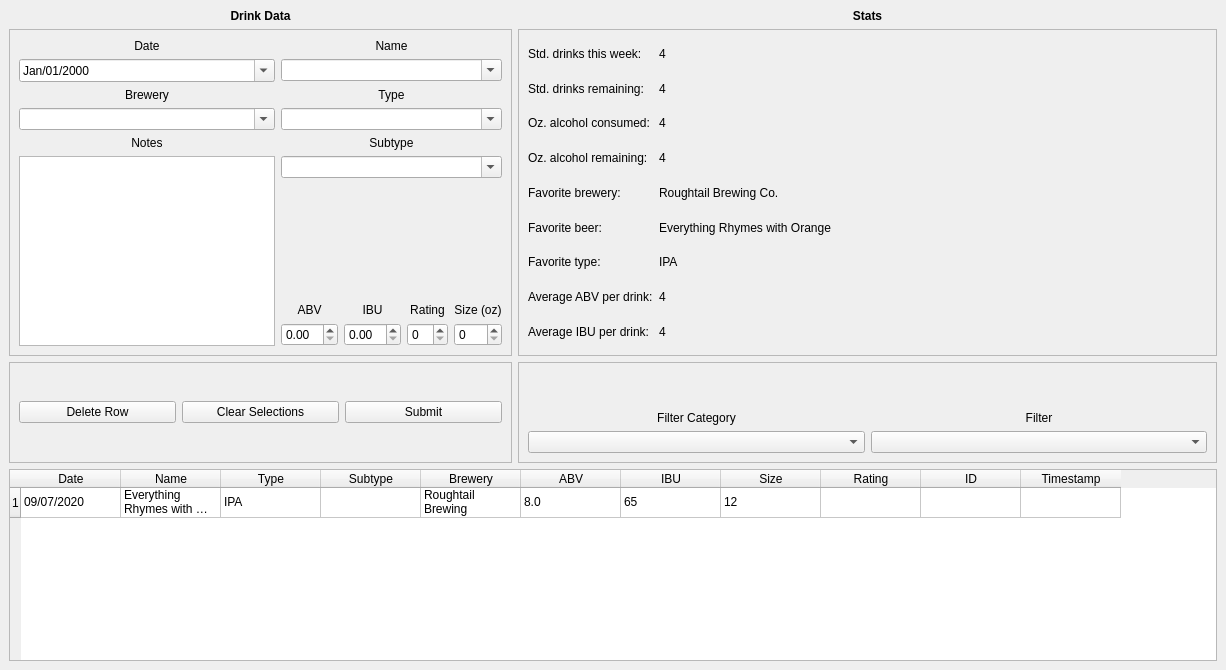
Old version of the form src/mainwindow.ui in the repository minorsecond/BuzzBot.
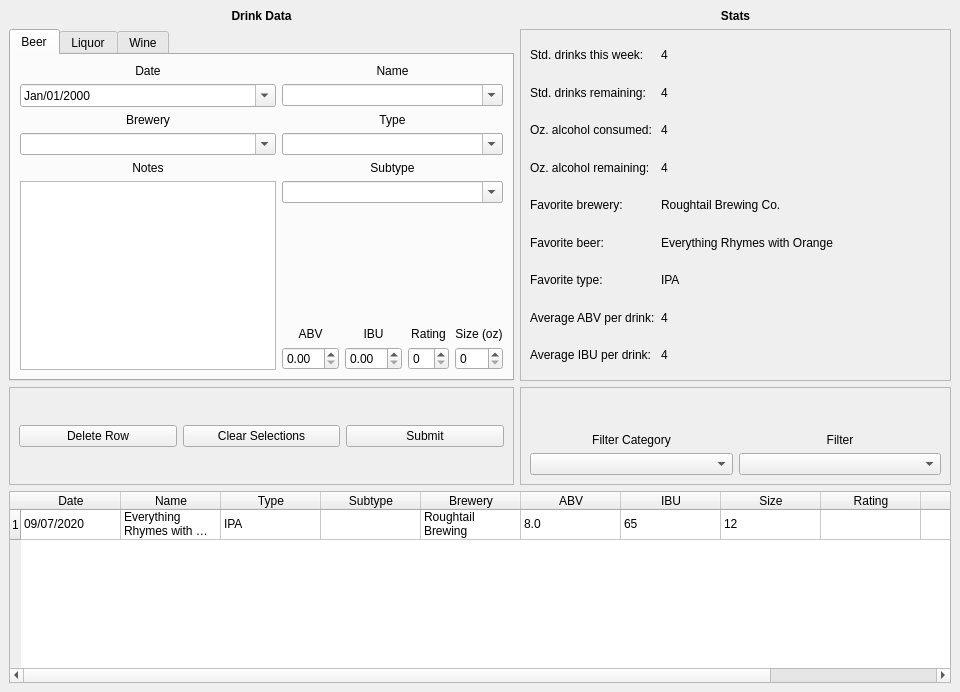
New version of the form. The open tabs and pages were chosen to show the change.

Commit message: Add pages and set minimum height of window

The edit to the form file:
```diff
--- a/src/mainwindow.ui
+++ b/src/mainwindow.ui
@@ -6,8 +6,8 @@
    <rect>
     <x>0</x>
     <y>0</y>
-    <width>1226</width>
-    <height>670</height>
+    <width>960</width>
+    <height>692</height>
    </rect>
   </property>
   <property name="windowTitle">
@@ -23,11 +23,11 @@
    <property name="minimumSize">
     <size>
      <width>0</width>
-     <height>550</height>
+     <height>670</height>
     </size>
    </property>
    <layout class="QGridLayout" name="gridLayout_4">
-    <item row="9" column="1" rowspan="2" colspan="3">
+    <item row="4" column="1" rowspan="2" colspan="3">
      <widget class="QFrame" name="frame_2">
       <property name="frameShape">
        <enum>QFrame::StyledPanel</enum>
@@ -104,317 +104,137 @@
       </layout>
      </widget>
     </item>
-    <item row="2" column="0" rowspan="7">
-     <widget class="QFrame" name="frame_3">
-      <property name="frameShape">
-       <enum>QFrame::StyledPanel</enum>
+    <item row="6" column="0" rowspan="12" colspan="4">
+     <widget class="QTableWidget" name="drinkLogTable">
+      <property name="sizePolicy">
+       <sizepolicy hsizetype="Preferred" vsizetype="MinimumExpanding">
+        <horstretch>0</horstretch>
+        <verstretch>0</verstretch>
+       </sizepolicy>
       </property>
-      <property name="frameShadow">
-       <enum>QFrame::Raised</enum>
+      <property name="focusPolicy">
+       <enum>Qt::ClickFocus</enum>
       </property>
-      <property name="lineWidth">
-       <number>1</number>
+      <row>
+       <property name="text">
+        <string>1</string>
+       </property>
+      </row>
+      <column>
+       <property name="text">
+        <string>Date</string>
+       </property>
+      </column>
+      <column>
+       <property name="text">
+        <string>Name</string>
+       </property>
+      </column>
+      <column>
+       <property name="text">
+        <string>Type</string>
+       </property>
+      </column>
+      <column>
+       <property name="text">
+        <string>Subtype</string>
+       </property>
+      </column>
+      <column>
+       <property name="text">
+        <string>Brewery</string>
+       </property>
+      </column>
+      <column>
+       <property name="text">
+        <string>ABV</string>
+       </property>
+      </column>
+      <column>
+       <property name="text">
+        <string>IBU</string>
+       </property>
+      </column>
+      <column>
+       <property name="text">
+        <string>Size</string>
+       </property>
+      </column>
+      <column>
+       <property name="text">
+        <string>Rating</string>
+       </property>
+      </column>
+      <column>
+       <property name="text">
+        <string>ID</string>
+       </property>
+      </column>
+      <column>
+       <property name="text">
+        <string>Timestamp</string>
+       </property>
+      </column>
+      <item row="0" column="0">
+       <property name="text">
+        <string>09/07/2020</string>
+       </property>
+      </item>
+      <item row="0" column="1">
+       <property name="text">
+        <string>Everything Rhymes with Orange</string>
+       </property>
+      </item>
+      <item row="0" column="2">
+       <property name="text">
+        <string>IPA</string>
+       </property>
+      </item>
+      <item row="0" column="4">
+       <property name="text">
+        <string>Roughtail Brewing</string>
+       </property>
+      </item>
+      <item row="0" column="5">
+       <property name="text">
+        <string>8.0</string>
+       </property>
+      </item>
+      <item row="0" column="6">
+       <property name="text">
+        <string>65</string>
+       </property>
+      </item>
+      <item row="0" column="7">
+       <property name="text">
+        <string>12</string>
+       </property>
+      </item>
+     </widget>
+    </item>
+    <item row="0" column="1" colspan="3">
+     <widget class="QLabel" name="statsLabel">
+      <property name="sizePolicy">
+       <sizepolicy hsizetype="Preferred" vsizetype="Preferred">
+        <horstretch>0</horstretch>
+        <verstretch>0</verstretch>
+       </sizepolicy>
       </property>
-      <layout class="QGridLayout" name="gridLayout_6">
-       <item row="1" column="1">
-        <widget class="QComboBox" name="nameInput">
-         <property name="sizePolicy">
-          <sizepolicy hsizetype="Preferred" vsizetype="Fixed">
-           <horstretch>0</horstretch>
-           <verstretch>0</verstretch>
-          </sizepolicy>
-         </property>
-         <property name="editable">
-          <bool>true</bool>
-         </property>
-        </widget>
-       </item>
-       <item row="6" column="1">
-        <widget class="QComboBox" name="subtypeInput">
-         <property name="editable">
-          <bool>true</bool>
-         </property>
-        </widget>
-       </item>
-       <item row="1" column="0">
-        <widget class="QDateEdit" name="drinkDateInput">
-         <property name="sizePolicy">
-          <sizepolicy hsizetype="Preferred" vsizetype="Fixed">
-           <horstretch>0</horstretch>
-           <verstretch>0</verstretch>
-          </sizepolicy>
-         </property>
-         <property name="focusPolicy">
-          <enum>Qt::WheelFocus</enum>
-         </property>
-         <property name="styleSheet">
-          <string notr="true"/>
-         </property>
-         <property name="displayFormat">
-          <string>MMM/dd/yyyy</string>
-         </property>
-         <property name="calendarPopup">
-          <bool>true</bool>
-         </property>
-        </widget>
-       </item>
-       <item row="2" column="1">
-        <widget class="QLabel" name="typeLabel">
-         <property name="sizePolicy">
-          <sizepolicy hsizetype="Preferred" vsizetype="Preferred">
-           <horstretch>0</horstretch>
-           <verstretch>0</verstretch>
-          </sizepolicy>
-         </property>
-         <property name="text">
-          <string>Type</string>
-         </property>
-         <property name="alignment">
-          <set>Qt::AlignCenter</set>
-         </property>
-        </widget>
-       </item>
-       <item row="2" column="0">
-        <widget class="QLabel" name="breweryLabel">
-         <property name="sizePolicy">
-          <sizepolicy hsizetype="Preferred" vsizetype="Preferred">
-           <horstretch>0</horstretch>
-           <verstretch>0</verstretch>
-          </sizepolicy>
-         </property>
-         <property name="text">
-          <string>Brewery</string>
-         </property>
-         <property name="alignment">
-          <set>Qt::AlignCenter</set>
-         </property>
-        </widget>
-       </item>
-       <item row="7" column="1" rowspan="3">
-        <layout class="QGridLayout" name="gridLayout_3">
-         <item row="1" column="0">
-          <widget class="QLabel" name="abvLabel">
-           <property name="sizePolicy">
-            <sizepolicy hsizetype="Preferred" vsizetype="Preferred">
-             <horstretch>0</horstretch>
-             <verstretch>0</verstretch>
-            </sizepolicy>
-           </property>
-           <property name="text">
-            <string>ABV</string>
-           </property>
-           <property name="alignment">
-            <set>Qt::AlignCenter</set>
-           </property>
-          </widget>
-         </item>
-         <item row="2" column="1">
-          <widget class="QDoubleSpinBox" name="ibuInput">
-           <property name="sizePolicy">
-            <sizepolicy hsizetype="Preferred" vsizetype="Fixed">
-             <horstretch>0</horstretch>
-             <verstretch>0</verstretch>
-            </sizepolicy>
-           </property>
-          </widget>
-         </item>
-         <item row="1" column="3">
-          <widget class="QLabel" name="sizeLabel">
-           <property name="sizePolicy">
-            <sizepolicy hsizetype="Preferred" vsizetype="Preferred">
-             <horstretch>0</horstretch>
-             <verstretch>0</verstretch>
-            </sizepolicy>
-           </property>
-           <property name="text">
-            <string>Size (oz)</string>
-           </property>
-           <property name="alignment">
-            <set>Qt::AlignCenter</set>
-           </property>
-          </widget>
-         </item>
-         <item row="2" column="0">
-          <widget class="QDoubleSpinBox" name="abvInput">
-           <property name="sizePolicy">
-            <sizepolicy hsizetype="Preferred" vsizetype="Fixed">
-             <horstretch>0</horstretch>
-             <verstretch>0</verstretch>
-            </sizepolicy>
-           </property>
-          </widget>
-         </item>
-         <item row="1" column="2">
-          <widget class="QLabel" name="ratingLabel">
-           <property name="sizePolicy">
-            <sizepolicy hsizetype="Preferred" vsizetype="Preferred">
-             <horstretch>0</horstretch>
-             <verstretch>0</verstretch>
-            </sizepolicy>
-           </property>
-           <property name="text">
-            <string>Rating</string>
-           </property>
-           <property name="alignment">
-            <set>Qt::AlignCenter</set>
-           </property>
-          </widget>
-         </item>
-         <item row="2" column="3">
-          <widget class="QSpinBox" name="sizeInput">
-           <property name="sizePolicy">
-            <sizepolicy hsizetype="Preferred" vsizetype="Fixed">
-             <horstretch>0</horstretch>
-             <verstretch>0</verstretch>
-            </sizepolicy>
-           </property>
-          </widget>
-         </item>
-         <item row="0" column="0">
-          <spacer name="verticalSpacer_2">
-           <property name="orientation">
-            <enum>Qt::Vertical</enum>
-           </property>
-           <property name="sizeHint" stdset="0">
-            <size>
-             <width>20</width>
-             <height>40</height>
-            </size>
-           </property>
-          </spacer>
-         </item>
-         <item row="1" column="1">
-          <widget class="QLabel" name="ibuLabel">
-           <property name="sizePolicy">
-            <sizepolicy hsizetype="Preferred" vsizetype="Preferred">
-             <horstretch>0</horstretch>
-             <verstretch>0</verstretch>
-            </sizepolicy>
-           </property>
-           <property name="text">
-            <string>IBU</string>
-           </property>
-           <property name="alignment">
-            <set>Qt::AlignCenter</set>
-           </property>
-          </widget>
-         </item>
-         <item row="2" column="2">
-          <widget class="QSpinBox" name="ratingInput">
-           <property name="sizePolicy">
-            <sizepolicy hsizetype="Preferred" vsizetype="Fixed">
-             <horstretch>0</horstretch>
-             <verstretch>0</verstretch>
-            </sizepolicy>
-           </property>
-           <property name="maximum">
-            <number>10</number>
-           </property>
-          </widget>
-         </item>
-        </layout>
-       </item>
-       <item row="3" column="1">
-        <widget class="QComboBox" name="typeInput">
-         <property name="sizePolicy">
-          <sizepolicy hsizetype="Preferred" vsizetype="Fixed">
-           <horstretch>0</horstretch>
-           <verstretch>0</verstretch>
-          </sizepolicy>
-         </property>
-         <property name="editable">
-          <bool>true</bool>
-         </property>
-        </widget>
-       </item>
-       <item row="0" column="0">
-        <widget class="QLabel" name="drinkDateLabel">
-         <property name="sizePolicy">
-          <sizepolicy hsizetype="Preferred" vsizetype="Preferred">
-           <horstretch>0</horstretch>
-           <verstretch>0</verstretch>
-          </sizepolicy>
-         </property>
-         <property name="text">
-          <string>Date</string>
-         </property>
-         <property name="alignment">
-          <set>Qt::AlignCenter</set>
-         </property>
-        </widget>
-       </item>
-       <item row="3" column="0">
-        <widget class="QComboBox" name="breweryInput">
-         <property name="sizePolicy">
-          <sizepolicy hsizetype="Preferred" vsizetype="Fixed">
-           <horstretch>0</horstretch>
-           <verstretch>0</verstretch>
-          </sizepolicy>
-         </property>
-         <property name="editable">
-          <bool>true</bool>
-         </property>
-        </widget>
-       </item>
-       <item row="0" column="1">
-        <widget class="QLabel" name="nameLabel">
-         <property name="sizePolicy">
-          <sizepolicy hsizetype="Preferred" vsizetype="Preferred">
-           <horstretch>0</horstretch>
-           <verstretch>0</verstretch>
-          </sizepolicy>
-         </property>
-         <property name="text">
-          <string>Name</string>
-         </property>
-         <property name="alignment">
-          <set>Qt::AlignCenter</set>
-         </property>
-        </widget>
-       </item>
-       <item row="5" column="0">
-        <widget class="QLabel" name="notesLabel">
-         <property name="sizePolicy">
-          <sizepolicy hsizetype="Preferred" vsizetype="Preferred">
-           <horstretch>0</horstretch>
-           <verstretch>0</verstretch>
-          </sizepolicy>
-         </property>
-         <property name="text">
-          <string>Notes</string>
-         </property>
-         <property name="alignment">
-          <set>Qt::AlignCenter</set>
-         </property>
-        </widget>
-       </item>
-       <item row="6" column="0" rowspan="4">
-        <widget class="QTextEdit" name="notesInput">
-         <property name="sizePolicy">
-          <sizepolicy hsizetype="Preferred" vsizetype="Preferred">
-           <horstretch>0</horstretch>
-           <verstretch>0</verstretch>
-          </sizepolicy>
-         </property>
-         <property name="focusPolicy">
-          <enum>Qt::ClickFocus</enum>
-         </property>
-        </widget>
-       </item>
-       <item row="5" column="1">
-        <widget class="QLabel" name="subtypeLabel">
-         <property name="text">
-          <string>Subtype</string>
-         </property>
-         <property name="alignment">
-          <set>Qt::AlignCenter</set>
-         </property>
-        </widget>
-       </item>
-      </layout>
+      <property name="font">
+       <font>
+        <weight>75</weight>
+        <bold>true</bold>
+       </font>
+      </property>
+      <property name="text">
+       <string>Stats</string>
+      </property>
+      <property name="alignment">
+       <set>Qt::AlignCenter</set>
+      </property>
      </widget>
     </item>
-    <item row="2" column="1" rowspan="7" colspan="3">
+    <item row="2" column="1" rowspan="2" colspan="3">
      <widget class="QFrame" name="frame">
       <property name="frameShape">
        <enum>QFrame::StyledPanel</enum>
@@ -661,114 +481,6 @@
       </layout>
      </widget>
     </item>
-    <item row="11" column="0" rowspan="12" colspan="4">
-     <widget class="QTableWidget" name="drinkLogTable">
-      <property name="sizePolicy">
-       <sizepolicy hsizetype="Preferred" vsizetype="MinimumExpanding">
-        <horstretch>0</horstretch>
-        <verstretch>0</verstretch>
-       </sizepolicy>
-      </property>
-      <property name="focusPolicy">
-       <enum>Qt::ClickFocus</enum>
-      </property>
-      <row>
-       <property name="text">
-        <string>1</string>
-       </property>
-      </row>
-      <column>
-       <property name="text">
-        <string>Date</string>
-       </property>
-      </column>
-      <column>
-       <property name="text">
-        <string>Name</string>
-       </property>
-      </column>
-      <column>
-       <property name="text">
-        <string>Type</string>
-       </property>
-      </column>
-      <column>
-       <property name="text">
-        <string>Subtype</string>
-       </property>
-      </column>
-      <column>
-       <property name="text">
-        <string>Brewery</string>
-       </property>
-      </column>
-      <column>
-       <property name="text">
-        <string>ABV</string>
-       </property>
-      </column>
-      <column>
-       <property name="text">
-        <string>IBU</string>
-       </property>
-      </column>
-      <column>
-       <property name="text">
-        <string>Size</string>
-       </property>
-      </column>
-      <column>
-       <property name="text">
-        <string>Rating</string>
-       </property>
-      </column>
-      <column>
-       <property name="text">
-        <string>ID</string>
-       </property>
-      </column>
-      <column>
-       <property name="text">
-        <string>Timestamp</string>
-       </property>
-      </column>
-      <item row="0" column="0">
-       <property name="text">
-        <string>09/07/2020</string>
-       </property>
-      </item>
-      <item row="0" column="1">
-       <property name="text">
-        <string>Everything Rhymes with Orange</string>
-       </property>
-      </item>
-      <item row="0" column="2">
-       <property name="text">
-        <string>IPA</string>
-       </property>
-      </item>
-      <item row="0" column="4">
-       <property name="text">
-        <string>Roughtail Brewing</string>
-       </property>
-      </item>
-      <item row="0" column="5">
-       <property name="text">
-        <string>8.0</string>
-       </property>
-      </item>
-      <item row="0" column="6">
-       <property name="text">
-        <string>65</string>
-       </property>
-      </item>
-      <item row="0" column="7">
-       <property name="text">
-        <string>12</string>
-       </property>
-      </item>
-     </widget>
-    </item>
     <item row="0" column="0">
      <widget class="QLabel" name="drinkDataLabel">
       <property name="sizePolicy">
@@ -791,7 +503,7 @@
       </property>
      </widget>
     </item>
-    <item row="9" column="0" rowspan="2">
+    <item row="4" column="0" rowspan="2">
      <widget class="QFrame" name="frame_4">
       <property name="frameShape">
        <enum>QFrame::StyledPanel</enum>
@@ -842,26 +554,329 @@
       </layout>
      </widget>
     </item>
-    <item row="0" column="1" colspan="3">
-     <widget class="QLabel" name="statsLabel">
+    <item row="2" column="0" rowspan="2">
+     <widget class="QTabWidget" name="tabWidget">
       <property name="sizePolicy">
-       <sizepolicy hsizetype="Preferred" vsizetype="Preferred">
+       <sizepolicy hsizetype="Minimum" vsizetype="Expanding">
         <horstretch>0</horstretch>
         <verstretch>0</verstretch>
        </sizepolicy>
       </property>
-      <property name="font">
-       <font>
-        <weight>75</weight>
-        <bold>true</bold>
-       </font>
+      <property name="currentIndex">
+       <number>2</number>
       </property>
-      <property name="text">
-       <string>Stats</string>
-      </property>
-      <property name="alignment">
-       <set>Qt::AlignCenter</set>
-      </property>
+      <widget class="QWidget" name="beerTab">
+       <attribute name="title">
+        <string>Beer</string>
+       </attribute>
+       <layout class="QGridLayout" name="gridLayout_7">
+        <item row="4" column="1">
+         <widget class="QLabel" name="subtypeLabel">
+          <property name="text">
+           <string>Subtype</string>
+          </property>
+          <property name="alignment">
+           <set>Qt::AlignCenter</set>
+          </property>
+         </widget>
+        </item>
+        <item row="0" column="1">
+         <widget class="QLabel" name="nameLabel">
+          <property name="sizePolicy">
+           <sizepolicy hsizetype="Preferred" vsizetype="Preferred">
+            <horstretch>0</horstretch>
+            <verstretch>0</verstretch>
+           </sizepolicy>
+          </property>
+          <property name="text">
+           <string>Name</string>
+          </property>
+          <property name="alignment">
+           <set>Qt::AlignCenter</set>
+          </property>
+         </widget>
+        </item>
+        <item row="0" column="0">
+         <widget class="QLabel" name="drinkDateLabel">
+          <property name="sizePolicy">
+           <sizepolicy hsizetype="Preferred" vsizetype="Preferred">
+            <horstretch>0</horstretch>
+            <verstretch>0</verstretch>
+           </sizepolicy>
+          </property>
+          <property name="text">
+           <string>Date</string>
+          </property>
+          <property name="alignment">
+           <set>Qt::AlignCenter</set>
+          </property>
+         </widget>
+        </item>
+        <item row="4" column="0">
+         <widget class="QLabel" name="notesLabel">
+          <property name="sizePolicy">
+           <sizepolicy hsizetype="Preferred" vsizetype="Preferred">
+            <horstretch>0</horstretch>
+            <verstretch>0</verstretch>
+           </sizepolicy>
+          </property>
+          <property name="text">
+           <string>Notes</string>
+          </property>
+          <property name="alignment">
+           <set>Qt::AlignCenter</set>
+          </property>
+         </widget>
+        </item>
+        <item row="1" column="1">
+         <widget class="QComboBox" name="nameInput">
+          <property name="sizePolicy">
+           <sizepolicy hsizetype="Preferred" vsizetype="Fixed">
+            <horstretch>0</horstretch>
+            <verstretch>0</verstretch>
+           </sizepolicy>
+          </property>
+          <property name="editable">
+           <bool>true</bool>
+          </property>
+         </widget>
+        </item>
+        <item row="1" column="0">
+         <widget class="QDateEdit" name="drinkDateInput">
+          <property name="sizePolicy">
+           <sizepolicy hsizetype="Preferred" vsizetype="Fixed">
+            <horstretch>0</horstretch>
+            <verstretch>0</verstretch>
+           </sizepolicy>
+          </property>
+          <property name="focusPolicy">
+           <enum>Qt::WheelFocus</enum>
+          </property>
+          <property name="styleSheet">
+           <string notr="true"/>
+          </property>
+          <property name="displayFormat">
+           <string>MMM/dd/yyyy</string>
+          </property>
+          <property name="calendarPopup">
+           <bool>true</bool>
+          </property>
+         </widget>
+        </item>
+        <item row="2" column="0">
+         <widget class="QLabel" name="breweryLabel">
+          <property name="sizePolicy">
+           <sizepolicy hsizetype="Preferred" vsizetype="Preferred">
+            <horstretch>0</horstretch>
+            <verstretch>0</verstretch>
+           </sizepolicy>
+          </property>
+          <property name="text">
+           <string>Brewery</string>
+          </property>
+          <property name="alignment">
+           <set>Qt::AlignCenter</set>
+          </property>
+         </widget>
+        </item>
+        <item row="3" column="0">
+         <widget class="QComboBox" name="breweryInput">
+          <property name="sizePolicy">
+           <sizepolicy hsizetype="Preferred" vsizetype="Fixed">
+            <horstretch>0</horstretch>
+            <verstretch>0</verstretch>
+           </sizepolicy>
+          </property>
+          <property name="editable">
+           <bool>true</bool>
+          </property>
+         </widget>
+        </item>
+        <item row="3" column="1">
+         <widget class="QComboBox" name="typeInput">
+          <property name="sizePolicy">
+           <sizepolicy hsizetype="Preferred" vsizetype="Fixed">
+            <horstretch>0</horstretch>
+            <verstretch>0</verstretch>
+           </sizepolicy>
+          </property>
+          <property name="editable">
+           <bool>true</bool>
+          </property>
+         </widget>
+        </item>
+        <item row="2" column="1">
+         <widget class="QLabel" name="typeLabel">
+          <property name="sizePolicy">
+           <sizepolicy hsizetype="Preferred" vsizetype="Preferred">
+            <horstretch>0</horstretch>
+            <verstretch>0</verstretch>
+           </sizepolicy>
+          </property>
+          <property name="text">
+           <string>Type</string>
+          </property>
+          <property name="alignment">
+           <set>Qt::AlignCenter</set>
+          </property>
+         </widget>
+        </item>
+        <item row="5" column="1">
+         <widget class="QComboBox" name="subtypeInput">
+          <property name="editable">
+           <bool>true</bool>
+          </property>
+         </widget>
+        </item>
+        <item row="6" column="1">
+         <layout class="QGridLayout" name="gridLayout_3">
+          <item row="2" column="2">
+           <widget class="QSpinBox" name="ratingInput">
+            <property name="sizePolicy">
+             <sizepolicy hsizetype="Preferred" vsizetype="Fixed">
+              <horstretch>0</horstretch>
+              <verstretch>0</verstretch>
+             </sizepolicy>
+            </property>
+            <property name="maximum">
+             <number>10</number>
+            </property>
+           </widget>
+          </item>
+          <item row="1" column="1">
+           <widget class="QLabel" name="ibuLabel">
+            <property name="sizePolicy">
+             <sizepolicy hsizetype="Preferred" vsizetype="Preferred">
+              <horstretch>0</horstretch>
+              <verstretch>0</verstretch>
+             </sizepolicy>
+            </property>
+            <property name="text">
+             <string>IBU</string>
+            </property>
+            <property name="alignment">
+             <set>Qt::AlignCenter</set>
+            </property>
+           </widget>
+          </item>
+          <item row="2" column="3">
+           <widget class="QSpinBox" name="sizeInput">
+            <property name="sizePolicy">
+             <sizepolicy hsizetype="Preferred" vsizetype="Fixed">
+              <horstretch>0</horstretch>
+              <verstretch>0</verstretch>
+             </sizepolicy>
+            </property>
+           </widget>
+          </item>
+          <item row="1" column="3">
+           <widget class="QLabel" name="sizeLabel">
+            <property name="sizePolicy">
+             <sizepolicy hsizetype="Preferred" vsizetype="Preferred">
+              <horstretch>0</horstretch>
+              <verstretch>0</verstretch>
+             </sizepolicy>
+            </property>
+            <property name="text">
+             <string>Size (oz)</string>
+            </property>
+            <property name="alignment">
+             <set>Qt::AlignCenter</set>
+            </property>
+           </widget>
+          </item>
+          <item row="2" column="1">
+           <widget class="QDoubleSpinBox" name="ibuInput">
+            <property name="sizePolicy">
+             <sizepolicy hsizetype="Preferred" vsizetype="Fixed">
+              <horstretch>0</horstretch>
+              <verstretch>0</verstretch>
+             </sizepolicy>
+            </property>
+           </widget>
+          </item>
+          <item row="1" column="2">
+           <widget class="QLabel" name="ratingLabel">
+            <property name="sizePolicy">
+             <sizepolicy hsizetype="Preferred" vsizetype="Preferred">
+              <horstretch>0</horstretch>
+              <verstretch>0</verstretch>
+             </sizepolicy>
+            </property>
+            <property name="text">
+             <string>Rating</string>
+            </property>
+            <property name="alignment">
+             <set>Qt::AlignCenter</set>
+            </property>
+           </widget>
+          </item>
+          <item row="1" column="0">
+           <widget class="QLabel" name="abvLabel">
+            <property name="sizePolicy">
+             <sizepolicy hsizetype="Preferred" vsizetype="Preferred">
+              <horstretch>0</horstretch>
+              <verstretch>0</verstretch>
+             </sizepolicy>
+            </property>
+            <property name="text">
+             <string>ABV</string>
+            </property>
+            <property name="alignment">
+             <set>Qt::AlignCenter</set>
+            </property>
+           </widget>
+          </item>
+          <item row="2" column="0">
+           <widget class="QDoubleSpinBox" name="abvInput">
+            <property name="sizePolicy">
+             <sizepolicy hsizetype="Preferred" vsizetype="Fixed">
+              <horstretch>0</horstretch>
+              <verstretch>0</verstretch>
+             </sizepolicy>
+            </property>
+           </widget>
+          </item>
+          <item row="0" column="0">
+           <spacer name="verticalSpacer_2">
+            <property name="orientation">
+             <enum>Qt::Vertical</enum>
+            </property>
+            <property name="sizeHint" stdset="0">
+             <size>
+              <width>20</width>
+              <height>40</height>
+             </size>
+            </property>
+           </spacer>
+          </item>
+         </layout>
+        </item>
+        <item row="5" column="0" rowspan="2">
+         <widget class="QTextEdit" name="notesInput">
+          <property name="sizePolicy">
+           <sizepolicy hsizetype="Preferred" vsizetype="Preferred">
+            <horstretch>0</horstretch>
+            <verstretch>0</verstretch>
+           </sizepolicy>
+          </property>
+          <property name="focusPolicy">
+           <enum>Qt::ClickFocus</enum>
+          </property>
+         </widget>
+        </item>
+       </layout>
+      </widget>
+      <widget class="QWidget" name="liquorTab">
+       <attribute name="title">
+        <string>Liquor</string>
+       </attribute>
+      </widget>
+      <widget class="QWidget" name="wineTab">
+       <attribute name="title">
+        <string>Wine</string>
+       </attribute>
+      </widget>
      </widget>
     </item>
    </layout>
@@ -871,7 +886,7 @@
     <rect>
      <x>0</x>
      <y>0</y>
-     <width>1226</width>
+     <width>960</width>
      <height>22</height>
     </rect>
    </property>
```
Left out of the diff: 6 changed lines with no effect on the pictures.
